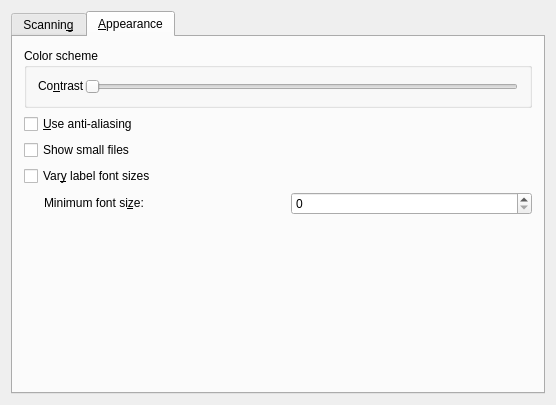
KDE/filelight, file src/dialog.ui: the form before one commit.
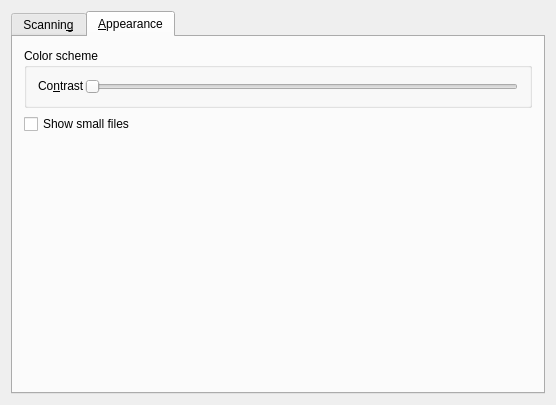
The form after the commit. The open tabs and pages were chosen to show the change.

Patch:
```diff
--- a/src/dialog.ui
+++ b/src/dialog.ui
@@ -269,16 +269,6 @@
          </layout>
         </widget>
        </item>
-       <item>
-        <widget class="QCheckBox" name="useAntialiasing">
-         <property name="whatsThis">
-          <string>Anti-aliasing the filemap makes it clearer and prettier, unfortunately it also makes rendering very slow.</string>
-         </property>
-         <property name="text">
-          <string>&amp;Use anti-aliasing</string>
-         </property>
-        </widget>
-       </item>
        <item>
         <widget class="QCheckBox" name="showSmallFiles">
          <property name="whatsThis">
@@ -289,77 +279,6 @@
          </property>
         </widget>
        </item>
-       <item>
-        <widget class="QCheckBox" name="varyLabelFontSizes">
-         <property name="enabled">
-          <bool>true</bool>
-         </property>
-         <property name="whatsThis">
-          <string>The font size of exploded labels can be varied relative to the depth of the directories they represent. This helps you spot the important labels more easily. Set a sensible minimum font size.</string>
-         </property>
-         <property name="text">
-          <string>Var&amp;y label font sizes</string>
-         </property>
-        </widget>
-       </item>
-       <item>
-        <layout class="QHBoxLayout">
-         <property name="sizeConstraint">
-          <enum>QLayout::SetMinimumSize</enum>
-         </property>
-         <item>
-          <spacer name="spacer4">
-           <property name="orientation">
-            <enum>Qt::Horizontal</enum>
-           </property>
-           <property name="sizeType">
-            <enum>QSizePolicy::Fixed</enum>
-           </property>
-           <property name="sizeHint" stdset="0">
-            <size>
-             <width>20</width>
-             <height>20</height>
-            </size>
-           </property>
-          </spacer>
-         </item>
-         <item>
-          <widget class="QLabel" name="minFontPitchLabel">
-           <property name="enabled">
-            <bool>true</bool>
-           </property>
-           <property name="sizePolicy">
-            <sizepolicy hsizetype="Preferred" vsizetype="Fixed">
-             <horstretch>0</horstretch>
-             <verstretch>0</verstretch>
-            </sizepolicy>
-           </property>
-           <property name="whatsThis">
-            <string>The smallest font size Filelight can use to render labels.</string>
-           </property>
-           <property name="text">
-            <string>Minimum font si&amp;ze:</string>
-           </property>
-           <property name="textFormat">
-            <enum>Qt::PlainText</enum>
-           </property>
-           <property name="wordWrap">
-            <bool>false</bool>
-           </property>
-           <property name="buddy">
-            <cstring>minFontPitch</cstring>
-           </property>
-          </widget>
-         </item>
-         <item>
-          <widget class="QSpinBox" name="minFontPitch">
-           <property name="maximum">
-            <number>20</number>
-           </property>
-          </widget>
-         </item>
-        </layout>
-       </item>
        <item>
         <spacer name="verticalSpacer">
          <property name="orientation">
```
Left out of the diff: 1 changed line with no effect on the pictures.
